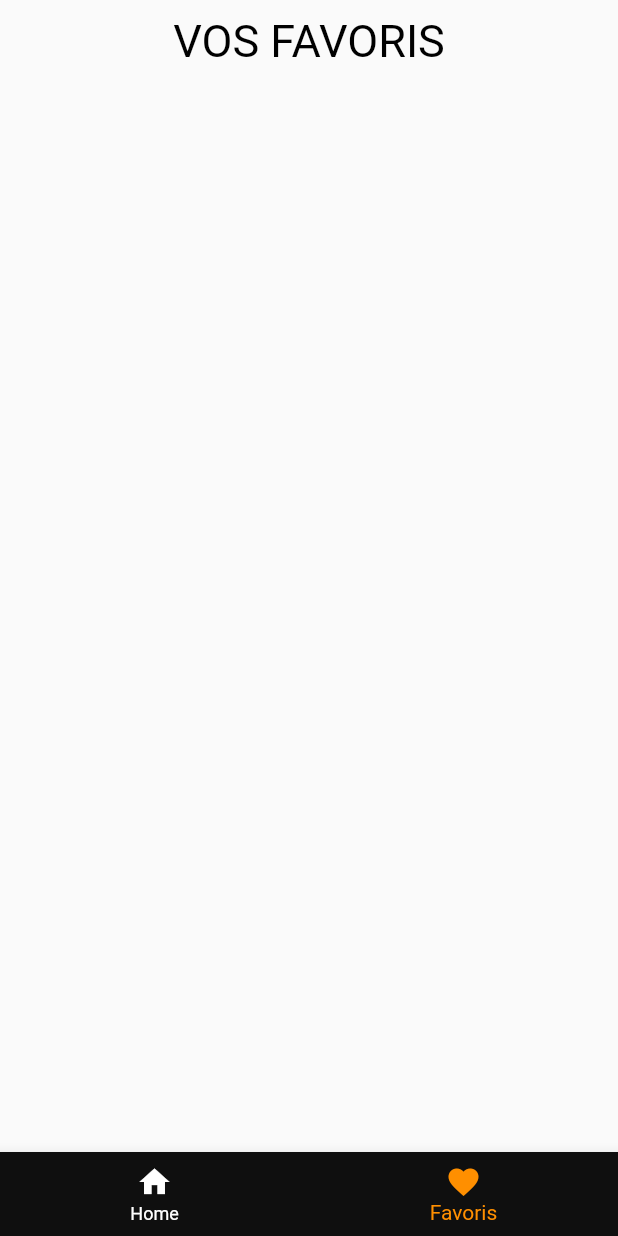
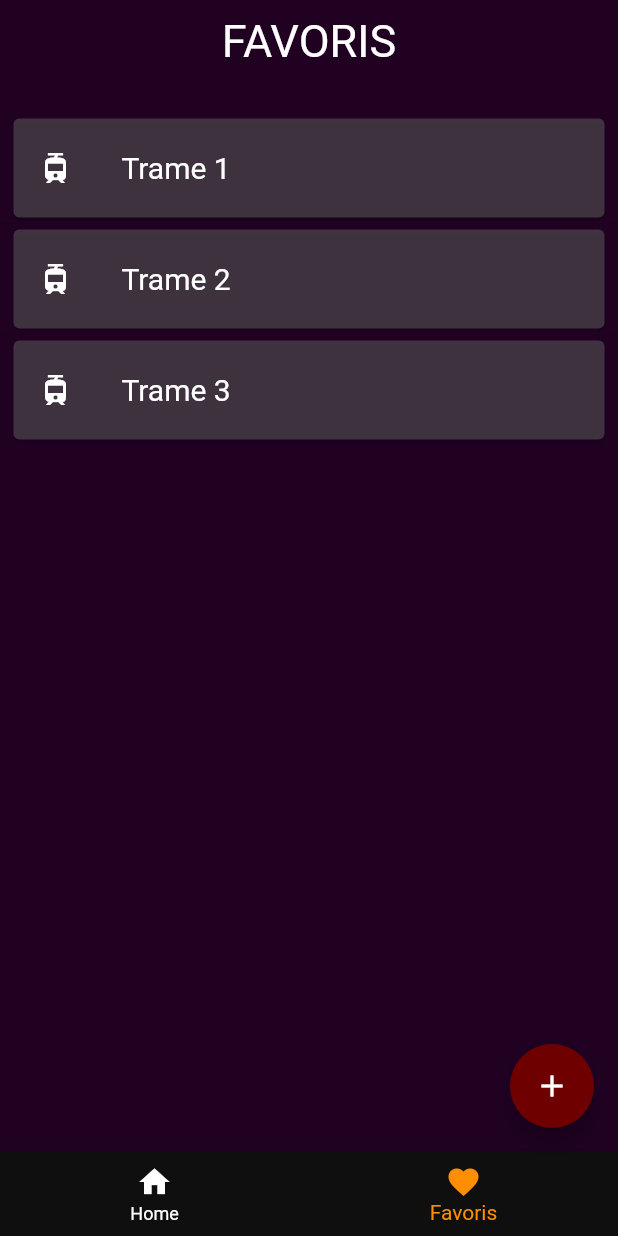
Before and after one commit to PAClement/MDS_exam_flutter, a Flutter app: the Trame screen opened by its route, on a phone screen of 412 x 824 dp. Run offline on Flutter 3.47's test engine with Material 2 defaults, Android fonts, the phone set to English and light mode, and no system bars; our stand-ins replace flutter_map, latlong2.

Commit message:
WIP - List trame view

```diff
--- a/lib/main.dart
+++ b/lib/main.dart
@@ -2,6 +2,7 @@ import 'package:flutter/material.dart';
 import 'package:keskistram/ui/screens/home.dart';
 import 'package:keskistram/ui/screens/trame/trame.dart';
 import 'package:keskistram/ui/screens/trame/trame_map.dart';
+import 'package:keskistram/ui/screens/trame/add_trame.dart';
 
 void main() {
 
@@ -24,6 +25,7 @@ class MyApp extends StatelessWidget {
         '/home': (context) => const Home(),
         '/trame': (context) => const Trame(),
         '/trameMap': (context) => const TrameMap(),
+        '/addTrame': (context) => const AddTrame(),
       },
     );
   }
--- /dev/null
+++ b/lib/models/model_trame.dart
@@ -0,0 +1,6 @@
+class ModelTrame {
+  final int id;
+  final String name;
+
+  const ModelTrame(this.id, this.name);
+}
--- a/lib/ui/screens/home.dart
+++ b/lib/ui/screens/home.dart
@@ -38,7 +38,7 @@ class _HomeState extends State<Home> {
                     textAlign: TextAlign.center,
                     style: TextStyle(
                       color: Colors.white,
-                      fontSize: 30,
+                      fontSize: 50,
                     ),
                   ),
                 ),
@@ -52,8 +52,8 @@ class _HomeState extends State<Home> {
                       Navigator.of(context).pushNamed("/trame");
                     },
                     child: const Text(
-                      'Trame',
-                      style: TextStyle(color: Colors.white, fontSize: 15),
+                      'Les Trames',
+                      style: TextStyle(color: Colors.white, fontSize: 30),
                     ),
                   ),
                 ),
--- a/lib/ui/screens/trame/trame.dart
+++ b/lib/ui/screens/trame/trame.dart
@@ -1,6 +1,7 @@
 import 'dart:ui';
 
 import 'package:flutter/material.dart';
+import '../../../models/model_trame.dart';
 
 class Trame extends StatefulWidget {
   const Trame({super.key});
@@ -10,6 +11,12 @@ class Trame extends StatefulWidget {
 }
 
 class _Trame extends State<Trame> {
+  final List<ModelTrame> _trames = [
+    const ModelTrame(0, 'Trame 1'),
+    const ModelTrame(1, 'Trame 2'),
+    const ModelTrame(2, 'Trame 3'),
+  ];
+
   int _selectedIndex = 1;
 
   void _onItemTapped(int index) {
@@ -26,18 +33,50 @@ class _Trame extends State<Trame> {
   Widget build(BuildContext context) {
     return SafeArea(
       child: Scaffold(
+        backgroundColor: Color.fromRGBO(32, 1, 34, 1),
         body: Column(
           crossAxisAlignment: CrossAxisAlignment.stretch,
           children: <Widget>[
             Container(
-              margin: const EdgeInsets.only(top: 10.0),
+              margin: const EdgeInsets.only(top: 10.0, bottom: 30.0),
               child: const Text(
-                'VOS FAVORIS',
+                'FAVORIS',
                 textAlign: TextAlign.center,
                 style: TextStyle(
-                  color: Colors.black,
+                  color: Colors.white,
                   fontSize: 30,
                 ),
+              ),
+            ),
+            Expanded(
+              child: ListView.separated(
+                itemCount: _trames.length,
+                itemBuilder: (BuildContext context, int index) {
+                  final ModelTrame trameList = _trames[index];
+                  return Padding(
+                    padding: EdgeInsets.only(left: 5.0, right: 5.0),
+                    child: Card(
+                      color: const Color.fromRGBO(100, 100, 100, 0.5),
+                      child: Padding(
+                        padding: EdgeInsets.only(top: 5.0, bottom: 5.0),
+                        child: ListTile(
+                          onTap: () {},
+                          leading: const Icon(Icons.tram, color: Colors.white),
+                          title: Text(
+                            trameList.name,
+                            style: const TextStyle(
+                              color: Colors.white,
+                              fontSize: 20,
+                            ),
+                          ),
+                        ),
+                      ),
+                    ),
+                  );
+                },
+                separatorBuilder: (BuildContext context, int index) {
+                  return const Divider(height: 0);
+                },
               ),
             ),
           ],
@@ -56,6 +95,13 @@ class _Trame extends State<Trame> {
           unselectedItemColor: Colors.white,
           onTap: _onItemTapped,
         ),
+        floatingActionButton: FloatingActionButton(
+          backgroundColor: Color.fromRGBO(111, 0, 0, 1),
+          onPressed: () {
+            Navigator.of(context).pushNamed('/addTrame');
+          },
+          child: const Icon(Icons.add),
+        ),
       ),
     );
   }
```
Also changed, not shown: lib/ui/screens/trame/add_trame.dart (added, +28 -0 lines).
